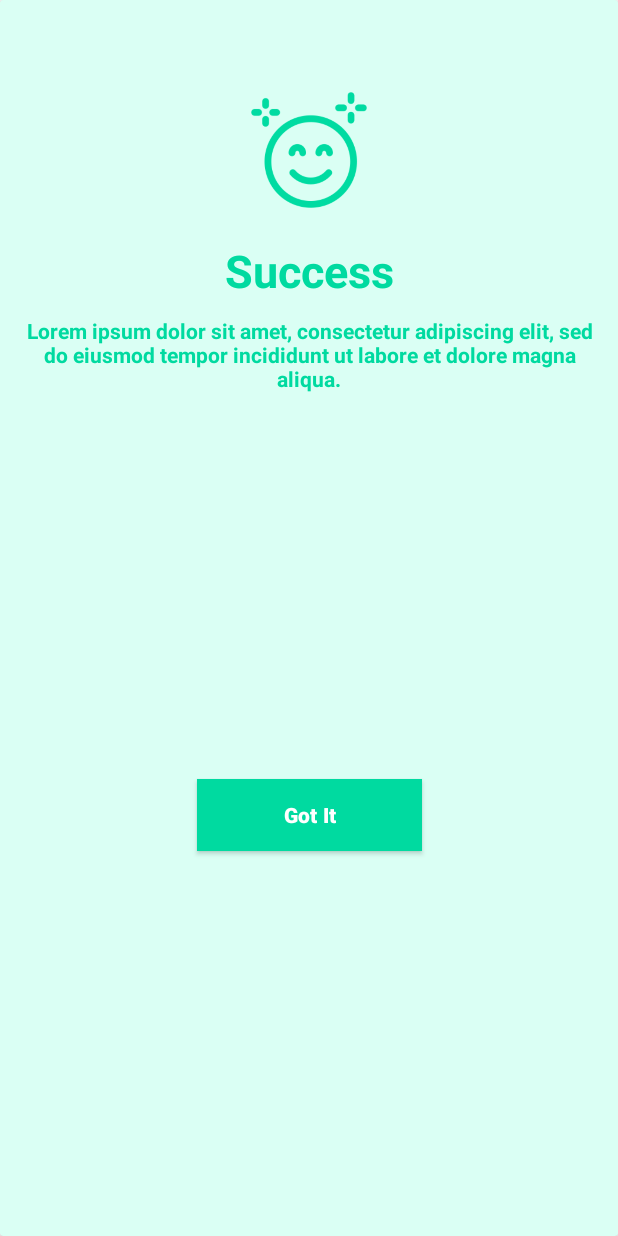
After one commit to Newton985/KyoskApp, an Android app: the layout success_dialog.xml on its own in the app's theme, with its tools: preview values and no code run, on a phone screen of 412 x 824 dp. The commit adds this screen. Run offline under Robolectric (Android 15) with nearby library versions, the phone set to English and light mode, and no system bars.

Commit message:
Completed, Show Success dialog

```diff
--- a/app/src/main/java/com/newtonkarani98gmail/kyoskapp/activities/main/mycart/MyCartFragment.java
+++ b/app/src/main/java/com/newtonkarani98gmail/kyoskapp/activities/main/mycart/MyCartFragment.java
@@ -13,6 +13,7 @@ import androidx.recyclerview.widget.DefaultItemAnimator;
 import androidx.recyclerview.widget.LinearLayoutManager;
 
 import com.newtonkarani98gmail.kyoskapp.databinding.FragmentMyCartBinding;
+import com.newtonkarani98gmail.kyoskapp.dialog.CustomDialog;
 import com.newtonkarani98gmail.kyoskapp.models.Item;
 
 import java.util.ArrayList;
@@ -46,8 +47,19 @@ public class MyCartFragment extends Fragment {
             }
         });
 
+        binding.checkoutButton.setOnClickListener(new View.OnClickListener() {
+            @Override
+            public void onClick(View view) {
+                CustomDialog customDialog = new CustomDialog(getContext());
+                customDialog.show();
+
+            }
+        });
+
 
         myCartViewModel.getCartItems();
+
+
 
         return root;
     }
--- /dev/null
+++ b/app/src/main/java/com/newtonkarani98gmail/kyoskapp/dialog/CustomDialog.java
@@ -0,0 +1,40 @@
+package com.newtonkarani98gmail.kyoskapp.dialog;
+
+import android.app.Dialog;
+import android.content.Context;
+import android.content.Intent;
+import android.os.Bundle;
+import android.view.View;
+import android.view.Window;
+import android.widget.Button;
+
+import androidx.annotation.NonNull;
+
+import com.newtonkarani98gmail.kyoskapp.R;
+import com.newtonkarani98gmail.kyoskapp.activities.main.MainActivity;
+
+public class CustomDialog extends Dialog {
+    public CustomDialog(@NonNull Context context) {
+        super(context);
+    }
+
+    @Override
+    protected void onCreate(Bundle savedInstanceState) {
+        super.onCreate(savedInstanceState);
+        requestWindowFeature(Window.FEATURE_NO_TITLE);
+        setContentView(R.layout.success_dialog);
+
+
+
+
+        Button b = findViewById(R.id.gotItButton);
+        b.setOnClickListener(new View.OnClickListener() {
+            @Override
+            public void onClick(View view) {
+                Intent intent = new Intent(view.getContext(), MainActivity.class);
+                view.getContext().startActivity(intent);
+            }
+        });
+
+    }
+}
--- /dev/null
+++ b/app/src/main/res/layout/success_dialog.xml
@@ -0,0 +1,77 @@
+<?xml version="1.0" encoding="utf-8"?>
+<androidx.constraintlayout.widget.ConstraintLayout
+    xmlns:android="http://schemas.android.com/apk/res/android"
+    android:layout_width="match_parent"
+    android:layout_height="match_parent"
+    xmlns:app="http://schemas.android.com/apk/res-auto">
+
+    <androidx.cardview.widget.CardView
+        android:layout_width="match_parent"
+        android:layout_height="match_parent"
+        app:cardBackgroundColor="#DAFFF4">
+
+        <androidx.constraintlayout.widget.ConstraintLayout
+            android:layout_width="match_parent"
+            android:layout_height="match_parent">
+
+            <ImageView
+                android:layout_width="100dp"
+                android:layout_height="100dp"
+                app:layout_constraintTop_toTopOf="parent"
+                app:layout_constraintStart_toStartOf="parent"
+                app:layout_constraintEnd_toEndOf="parent"
+                android:layout_marginTop="50dp"
+                android:contentDescription="Image"
+                android:id="@+id/smileFace"
+                android:src="@drawable/happy"/>
+
+
+            <TextView
+                android:layout_width="wrap_content"
+                android:layout_height="wrap_content"
+                app:layout_constraintTop_toBottomOf="@id/smileFace"
+                app:layout_constraintStart_toStartOf="parent"
+                app:layout_constraintEnd_toEndOf="parent"
+                android:layout_margin="10dp"
+                android:textStyle="bold"
+                android:textColor="#00DAA0"
+                android:text="Success"
+                android:id="@+id/success"
+                android:textSize="30sp"
+                android:src="@drawable/happy"/>
+
+            <TextView
+                android:layout_width="wrap_content"
+                android:layout_height="wrap_content"
+                app:layout_constraintTop_toBottomOf="@id/success"
+                app:layout_constraintStart_toStartOf="parent"
+                app:layout_constraintEnd_toEndOf="parent"
+                android:layout_margin="10dp"
+                android:textStyle="bold"
+                android:textColor="#00DAA0"
+                android:text="Lorem ipsum dolor sit amet, consectetur adipiscing elit, sed do eiusmod tempor incididunt ut labore et dolore magna aliqua."
+                android:gravity="center"
+                android:id="@+id/decs"
+                android:paddingHorizontal="10dp"
+                android:src="@drawable/happy"/>
+
+            <androidx.appcompat.widget.AppCompatButton
+                android:layout_width="150dp"
+                android:layout_height="wrap_content"
+                app:layout_constraintTop_toBottomOf="@id/decs"
+                app:layout_constraintBottom_toBottomOf="parent"
+                app:layout_constraintStart_toStartOf="parent"
+                app:layout_constraintEnd_toEndOf="parent"
+                android:background="#00daa0"
+                android:textStyle="bold"
+                android:textColor="@color/white"
+                android:text="Got It"
+                android:textAppearance="@style/TextAppearance.MaterialComponents.Subtitle2"
+                android:id="@+id/gotItButton"/>
+
+
+        </androidx.constraintlayout.widget.ConstraintLayout>
+
+    </androidx.cardview.widget.CardView>
+
+</androidx.constraintlayout.widget.ConstraintLayout>
```
Also changed, not shown: app/src/main/res/drawable/happy.png (added).
